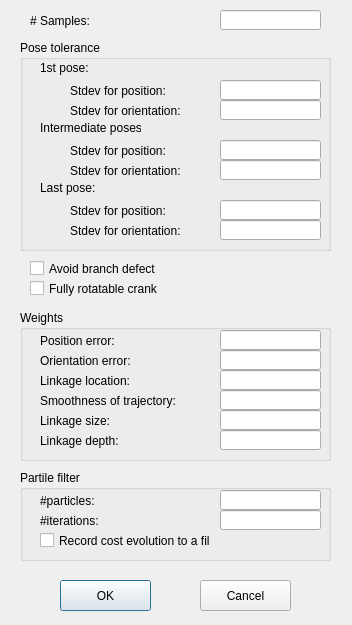
gnishida/KinematicDesign, file KinematicDesign/LinkageSynthesisOptionDialog.ui: the form before one commit.
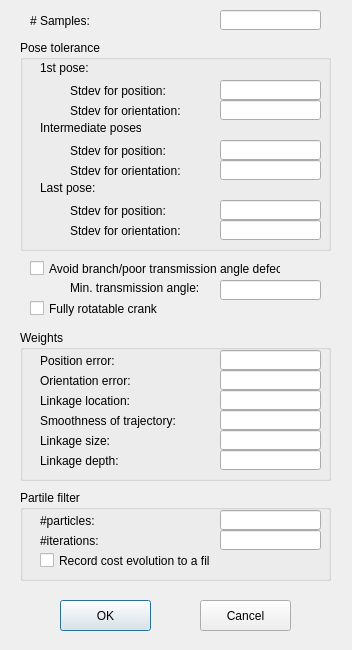
The form after the commit.

Commit message: support min transmission angle

Patch:
```diff
--- a/KinematicDesign/LinkageSynthesisOptionDialog.ui
+++ b/KinematicDesign/LinkageSynthesisOptionDialog.ui
@@ -7,7 +7,7 @@
     <x>0</x>
     <y>0</y>
     <width>352</width>
-    <height>625</height>
+    <height>650</height>
    </rect>
   </property>
   <property name="windowTitle">
@@ -41,19 +41,19 @@
     <rect>
      <x>30</x>
      <y>260</y>
-     <width>131</width>
+     <width>251</width>
      <height>17</height>
     </rect>
    </property>
    <property name="text">
-    <string>Avoid branch defect</string>
+    <string>Avoid branch/poor transmission angle defect</string>
    </property>
   </widget>
   <widget class="QCheckBox" name="checkBoxRotatableCrank">
    <property name="geometry">
     <rect>
      <x>30</x>
-     <y>280</y>
+     <y>300</y>
      <width>131</width>
      <height>17</height>
     </rect>
@@ -66,7 +66,7 @@
    <property name="geometry">
     <rect>
      <x>60</x>
-     <y>580</y>
+     <y>600</y>
      <width>91</width>
      <height>31</height>
     </rect>
@@ -79,7 +79,7 @@
    <property name="geometry">
     <rect>
      <x>200</x>
-     <y>580</y>
+     <y>600</y>
      <width>91</width>
      <height>31</height>
     </rect>
@@ -282,7 +282,7 @@
    <property name="geometry">
     <rect>
      <x>20</x>
-     <y>310</y>
+     <y>330</y>
      <width>311</width>
      <height>151</height>
     </rect>
@@ -433,7 +433,7 @@
    <property name="geometry">
     <rect>
      <x>20</x>
-     <y>470</y>
+     <y>490</y>
      <width>311</width>
      <height>91</height>
     </rect>
@@ -501,6 +501,29 @@
     </property>
    </widget>
   </widget>
+  <widget class="QLineEdit" name="lineEditMinTransmissionAngle">
+   <property name="geometry">
+    <rect>
+     <x>220</x>
+     <y>280</y>
+     <width>101</width>
+     <height>20</height>
+    </rect>
+   </property>
+  </widget>
+  <widget class="QLabel" name="label_19">
+   <property name="geometry">
+    <rect>
+     <x>70</x>
+     <y>280</y>
+     <width>131</width>
+     <height>16</height>
+    </rect>
+   </property>
+   <property name="text">
+    <string>Min. transmission angle:</string>
+   </property>
+  </widget>
  </widget>
  <layoutdefault spacing="6" margin="11"/>
  <resources/>
```
The commit also changes 12 other files.
